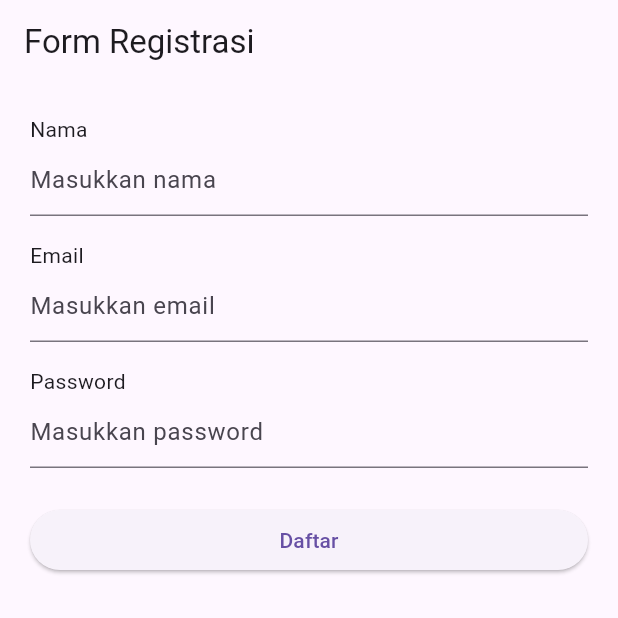
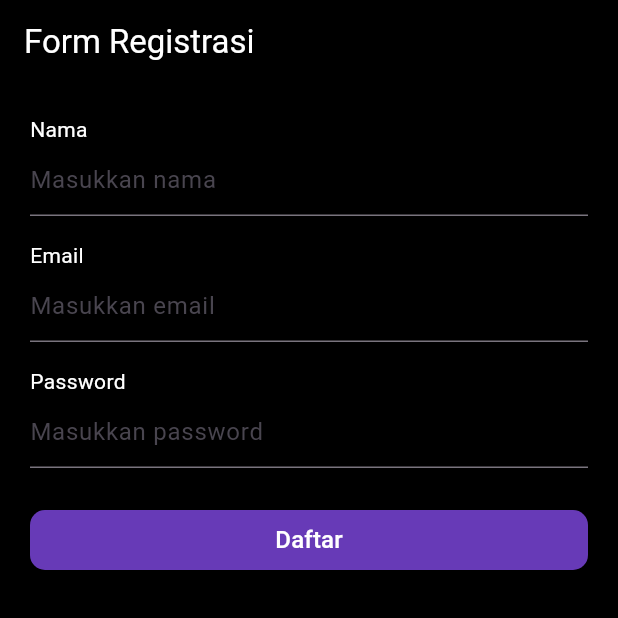
Before and after one commit to Kyluxx/MyFlutterWorkspace, a Flutter app: the screen it shows after launch, on a phone screen of 412 x 824 dp, the top half of it. Run offline on Flutter 3.47's test engine with Material 3 defaults, Android fonts, the phone set to English and light mode, and no system bars.

Commit message:
Feat: Changed to Black Theme

```diff
--- a/lib/main.dart
+++ b/lib/main.dart
@@ -48,13 +48,23 @@ class _RegistrationFormState extends State<RegistrationForm> {
   @override
   Widget build(BuildContext context) {
     return Scaffold(
-      appBar: AppBar(title: const Text('Form Registrasi')),
+      backgroundColor: Colors.black,
+      appBar: AppBar(
+        title: const Text(
+          'Form Registrasi',
+          style: TextStyle(color: Colors.white)
+        ),
+        backgroundColor: Colors.black,
+        ),
       body: Padding(
         padding: const EdgeInsets.all(20),
         child: Column(
           crossAxisAlignment: CrossAxisAlignment.start,
           children: [
-            const Text('Nama'),
+            const Text(
+              'Nama',
+              style: TextStyle(color: Colors.white)
+              ),
             TextField(
               controller: nameController,
               decoration: const InputDecoration(
@@ -62,7 +72,10 @@ class _RegistrationFormState extends State<RegistrationForm> {
               ),
             ),
             const SizedBox(height: 16),
-            const Text('Email'),
+            const Text(
+              'Email',
+              style: TextStyle(color: Colors.white)
+              ),
             TextField(
               controller: emailController,
               keyboardType: TextInputType.emailAddress,
@@ -71,7 +84,10 @@ class _RegistrationFormState extends State<RegistrationForm> {
               ),
             ),
             const SizedBox(height: 16),
-            const Text('Password'),
+            const Text(
+              'Password',
+              style: TextStyle(color: Colors.white)
+              ),
             TextField(
               controller: passwordController,
               obscureText: true,
@@ -84,7 +100,16 @@ class _RegistrationFormState extends State<RegistrationForm> {
               width: double.infinity,
               child: ElevatedButton(
                 onPressed: handleSubmit,
-                child: const Text('Daftar'),
+                style: ElevatedButton.styleFrom(
+                  backgroundColor: Colors.deepPurple,
+                  shape: RoundedRectangleBorder(
+                    borderRadius: BorderRadius.circular(10),
+                  ),
+                ),
+                child: const Text(
+                  'Daftar',
+                  style: TextStyle(color: Colors.white, fontSize: 16),
+                  ),
               ),
             ),
           ],
```
